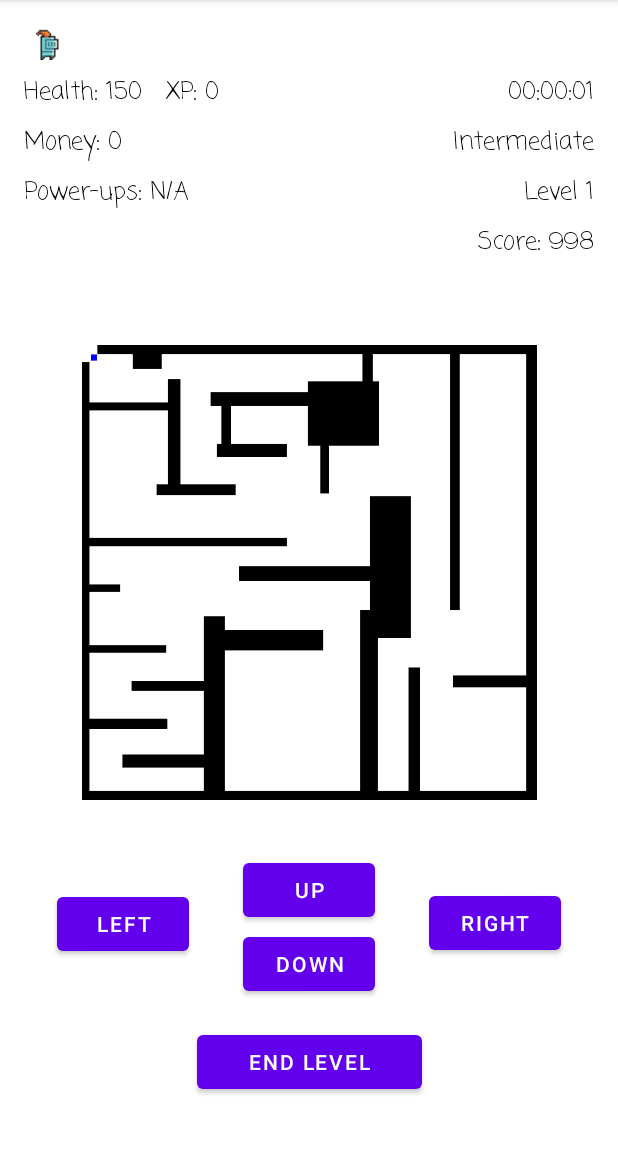
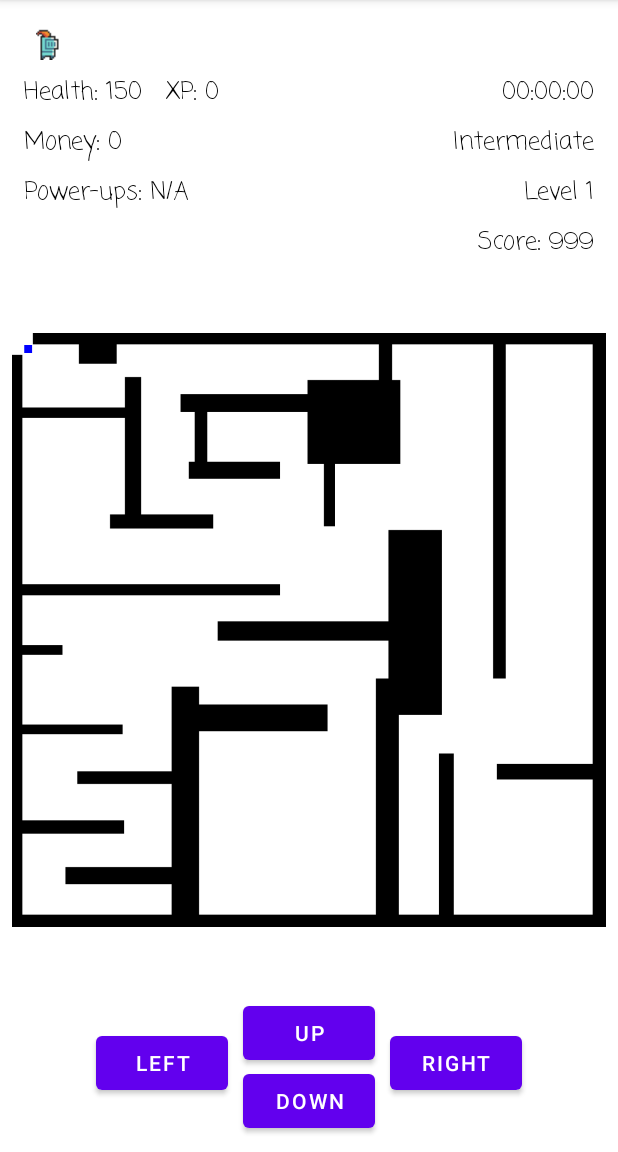
Before and after one commit to karpagam-karthik/2d_dungeon_crawler, an Android app: the DungeonActivity screen opened directly, with no data from a screen before it, on a phone screen of 412 x 824 dp, the part 84-1236 px from its top. Run offline under Robolectric (Android 15) with nearby library versions, the phone set to English and light mode, and no system bars; our stand-ins replace data binding; 1 statement that could not run was skipped.

Commit message:
Removes next level button and automatically ends level

```diff
--- a/app/src/main/java/com/example/cs2340c_team8/views/DungeonActivity.java
+++ b/app/src/main/java/com/example/cs2340c_team8/views/DungeonActivity.java
@@ -2,11 +2,13 @@ package com.example.cs2340c_team8.views;
 
 import static java.lang.System.currentTimeMillis;
 
+import android.annotation.SuppressLint;
 import android.content.Intent;
 import android.graphics.Bitmap;
 import android.graphics.Color;
 import android.graphics.drawable.BitmapDrawable;
 import android.os.Bundle;
+import android.view.MotionEvent;
 import android.view.View;
 import android.widget.Button;
 import android.widget.TextView;
@@ -27,6 +29,7 @@ import java.util.TimerTask;
 public class DungeonActivity extends AppCompatActivity {
     private long startTime;
     private int score;
+    private String username;
     private long scoreSeconds;
     private TextView timeElapsedTextView;
     private TextView scoreTextView;
@@ -50,7 +53,7 @@ public class DungeonActivity extends AppCompatActivity {
                 .setContentView(this, R.layout.dungeon_screen);
 
         startTime = currentTimeMillis();
-        String username = getIntent().getStringExtra("username");
+        username = getIntent().getStringExtra("username");
         Difficulty difficulty = Difficulty.values()[getIntent()
                 .getIntExtra("difficulty", 1)];
         String sprite = getIntent().getStringExtra("sprite");
@@ -71,20 +74,6 @@ public class DungeonActivity extends AppCompatActivity {
                 });
             }
         }, 0, 500);
-
-        Button button = findViewById(R.id.end_level_button);
-        button.setOnClickListener(v -> {
-            LeaderboardViewModel.addNewScore(username, score, currentTimeMillis() - startTime);
-
-            Intent end = new Intent(DungeonActivity.this, LeaderboardActivity.class);
-            end.putExtra("score", Integer.parseInt(((String) scoreTextView.getText())
-                    .split(" ")[1]));
-            end.putExtra("time", timeElapsedTextView.getText());
-            end.putExtra("keys", "2 of 3");
-            end.putExtra("success", true);
-            startActivity(end);
-            finish();
-        });
 
         // Call to create initial map 1 settings
         printMap(1);
@@ -168,7 +157,6 @@ public class DungeonActivity extends AppCompatActivity {
                 }
             }
         });
-
     }
 
     // Method to print specific map to DungeonActivity screen
@@ -232,7 +220,8 @@ public class DungeonActivity extends AppCompatActivity {
 
     // Method to detect if wall is in front of character, returns whether or not it can proceed with the movement
     public boolean canMove(String direction) {
-        if (direction.equals("r")) {
+        switch (direction) {
+            case "r": {
                 int xth = topLeftX + 16;
                 for (int y = topLeftY; y < topLeftY + 16; y++) {
                     if (bitmap2.getPixel(xth, y) != Color.WHITE) {
@@ -240,7 +229,8 @@ public class DungeonActivity extends AppCompatActivity {
                     }
                 }
                 return true;
-        } else if (direction.equals("l")) {
+            }
+            case "l": {
                 int xth = topLeftX - 1;
                 for (int y = topLeftY; y < topLeftY + 16; y++) {
                     if (bitmap2.getPixel(xth, y) != Color.WHITE) {
@@ -248,7 +238,8 @@ public class DungeonActivity extends AppCompatActivity {
                     }
                 }
                 return true;
-        } else if (direction.equals("u")) {
+            }
+            case "u": {
                 int yth = topLeftY - 1;
                 for (int x = topLeftX; x < topLeftX + 16; x++) {
                     if (bitmap2.getPixel(x, yth) != Color.WHITE) {
@@ -256,7 +247,8 @@ public class DungeonActivity extends AppCompatActivity {
                     }
                 }
                 return true;
-        } else if (direction.equals("d")) {
+            }
+            case "d": {
                 int yth = topLeftY + 16;
                 for (int x = topLeftX; x < topLeftX + 16; x++) {
                     if (bitmap2.getPixel(x, yth) != Color.WHITE) {
@@ -264,6 +256,7 @@ public class DungeonActivity extends AppCompatActivity {
                     }
                 }
                 return true;
+            }
         }
         return false;
     }
@@ -281,8 +274,16 @@ public class DungeonActivity extends AppCompatActivity {
             topLeftX = 25;
             printMap(3);
         } else if (topLeftX >= 0 && topLeftX <= 20 && topLeftY >= 0 && topLeftY <= 20 && currImg == 3) {
-            // Akshara, implement code here for returning to end screen, this code is basically saying that
-            // if the player reaches the victory zone and its the third map, then they beat the game, so they need to go to end screen :D
+            LeaderboardViewModel.addNewScore(username, score, currentTimeMillis() - startTime);
+
+            Intent end = new Intent(DungeonActivity.this, LeaderboardActivity.class);
+            end.putExtra("score", Integer.parseInt(((String) scoreTextView.getText())
+                    .split(" ")[1]));
+            end.putExtra("time", timeElapsedTextView.getText());
+            end.putExtra("keys", "0 of 3");
+            end.putExtra("success", true);
+            startActivity(end);
+            finish();
         }
     }
 
--- a/app/src/main/java/com/example/cs2340c_team8/views/GameOptionsActivity.java
+++ b/app/src/main/java/com/example/cs2340c_team8/views/GameOptionsActivity.java
@@ -61,9 +61,6 @@ public class GameOptionsActivity extends AppCompatActivity {
     private int getDifficultyValue(String difficultyText) {
         int difficulty;
         switch (difficultyText) {
-        case "Beginner":
-            difficulty = 0;
-            break;
         case "Intermediate":
             difficulty = 1;
             break;
--- a/app/src/main/res/layout/dungeon_screen.xml
+++ b/app/src/main/res/layout/dungeon_screen.xml
@@ -131,20 +131,6 @@
             app:layout_constraintEnd_toEndOf="parent"
             app:layout_constraintTop_toBottomOf="@+id/username_display" />
 
-        <Button
-            android:id="@+id/end_level_button"
-            android:layout_width="150dp"
-            android:layout_height="wrap_content"
-            android:layout_marginStart="130dp"
-            android:layout_marginTop="17dp"
-            android:layout_marginEnd="130dp"
-            android:layout_marginBottom="36dp"
-            android:text="End Level"
-            app:layout_constraintBottom_toBottomOf="parent"
-            app:layout_constraintEnd_toEndOf="parent"
-            app:layout_constraintStart_toStartOf="parent"
-            app:layout_constraintTop_toBottomOf="@+id/downButton" />
-
         <TextView
             android:id="@+id/spriteTextView"
             android:layout_width="wrap_content"
@@ -172,69 +158,57 @@
             android:id="@+id/mapImage"
             android:layout_width="match_parent"
             android:layout_height="0dp"
-            android:layout_marginStart="1dp"
-            android:layout_marginTop="230dp"
-            android:layout_marginEnd="1dp"
-            android:layout_marginBottom="18dp"
+            android:layout_marginStart="8dp"
+            android:layout_marginTop="16dp"
+            android:layout_marginEnd="8dp"
+            android:layout_marginBottom="16dp"
             android:adjustViewBounds="true"
             android:scaleType="fitCenter"
             app:layout_constraintBottom_toTopOf="@+id/upButton"
             app:layout_constraintEnd_toEndOf="parent"
             app:layout_constraintStart_toStartOf="parent"
-            app:layout_constraintTop_toTopOf="parent"
+            app:layout_constraintTop_toBottomOf="@+id/score_indicator"
             app:srcCompat="@drawable/map1" />
 
         <Button
             android:id="@+id/upButton"
             android:layout_width="wrap_content"
             android:layout_height="wrap_content"
-            android:layout_marginStart="28dp"
-            android:layout_marginTop="18dp"
-            android:layout_marginEnd="28dp"
-            android:layout_marginBottom="8dp"
+            android:layout_marginBottom="55dp"
             android:text="Up"
-            app:layout_constraintBottom_toTopOf="@+id/downButton"
-            app:layout_constraintEnd_toStartOf="@+id/rightButton"
-            app:layout_constraintStart_toEndOf="@+id/leftButton"
-            app:layout_constraintTop_toBottomOf="@+id/mapImage" />
+            app:layout_constraintBottom_toBottomOf="parent"
+            app:layout_constraintEnd_toEndOf="parent"
+            app:layout_constraintStart_toStartOf="parent" />
 
         <Button
             android:id="@+id/downButton"
             android:layout_width="wrap_content"
             android:layout_height="wrap_content"
-            android:layout_marginStart="28dp"
-            android:layout_marginTop="1dp"
-            android:layout_marginEnd="28dp"
+            android:layout_marginBottom="10dp"
             android:text="Down"
-            app:layout_constraintEnd_toStartOf="@+id/rightButton"
-            app:layout_constraintStart_toEndOf="@+id/leftButton"
-            app:layout_constraintTop_toBottomOf="@+id/upButton" />
+            app:layout_constraintBottom_toBottomOf="parent"
+            app:layout_constraintEnd_toEndOf="parent"
+            app:layout_constraintStart_toStartOf="parent" />
 
         <Button
             android:id="@+id/leftButton"
             android:layout_width="wrap_content"
             android:layout_height="wrap_content"
-            android:layout_marginStart="50dp"
-            android:layout_marginTop="58dp"
-            android:layout_marginEnd="8dp"
-            android:layout_marginBottom="44dp"
+            android:layout_marginEnd="10dp"
+            android:layout_marginBottom="35dp"
             android:text="Left"
-            app:layout_constraintBottom_toTopOf="@+id/end_level_button"
-            app:layout_constraintEnd_toStartOf="@+id/upButton"
-            app:layout_constraintStart_toStartOf="parent"
-            app:layout_constraintTop_toBottomOf="@+id/mapImage" />
+            app:layout_constraintBottom_toBottomOf="parent"
+            app:layout_constraintEnd_toStartOf="@+id/upButton" />
 
         <Button
             android:id="@+id/rightButton"
             android:layout_width="wrap_content"
             android:layout_height="wrap_content"
-            android:layout_marginStart="8dp"
-            android:layout_marginTop="58dp"
-            android:layout_marginEnd="50dp"
+            android:layout_marginStart="10dp"
+            android:layout_marginBottom="35dp"
             android:text="Right"
-            app:layout_constraintEnd_toEndOf="parent"
-            app:layout_constraintStart_toEndOf="@+id/upButton"
-            app:layout_constraintTop_toBottomOf="@+id/mapImage" />
+            app:layout_constraintBottom_toBottomOf="parent"
+            app:layout_constraintStart_toEndOf="@+id/downButton" />
 
     </androidx.constraintlayout.widget.ConstraintLayout>
 </layout>
--- a/app/src/main/res/layout/game_over_screen.xml
+++ b/app/src/main/res/layout/game_over_screen.xml
@@ -21,7 +21,7 @@
         android:layout_height="wrap_content"
         android:layout_marginBottom="36dp"
         android:fontFamily="casual"
-        android:text="Game Over"
+        android:text="Thank You"
         android:textSize="54sp"
         app:layout_constraintBottom_toBottomOf="parent"
         app:layout_constraintEnd_toEndOf="parent"
--- a/app/src/main/res/layout/leaderboard_screen.xml
+++ b/app/src/main/res/layout/leaderboard_screen.xml
@@ -258,7 +258,7 @@
             android:layout_height="wrap_content"
             android:layout_marginTop="24dp"
             android:fontFamily="casual"
-            android:text="Score"
+            android:text="You Won!"
             android:textAppearance="@style/TextAppearance.AppCompat.Display3"
             android:textSize="42sp"
             app:layout_constraintBottom_toBottomOf="parent"
@@ -287,7 +287,7 @@
             android:layout_height="wrap_content"
             android:layout_marginStart="35dp"
             android:layout_marginBottom="35dp"
-            android:text="End Game"
+            android:text="Exit Game"
             android:textSize="14sp"
             app:layout_constraintBottom_toBottomOf="parent"
             app:layout_constraintStart_toStartOf="parent" />
```
Also changed, not shown: app/src/main/java/com/example/cs2340c_team8/viewmodels/GameOptionsViewModel.java (added, +21 -0 lines), app/src/main/res/layout/game_options_screen.xml (+10 -3 lines). Lines whose indentation alone changed are shown as unchanged.
